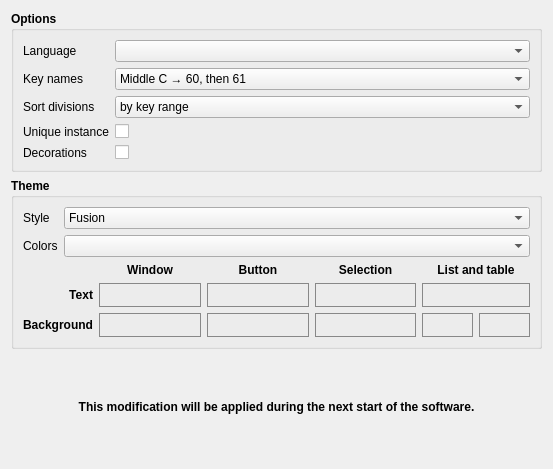
Qt form sources/context/interface/configsectioninterface.ui (davy7125/polyphone) before a commit.
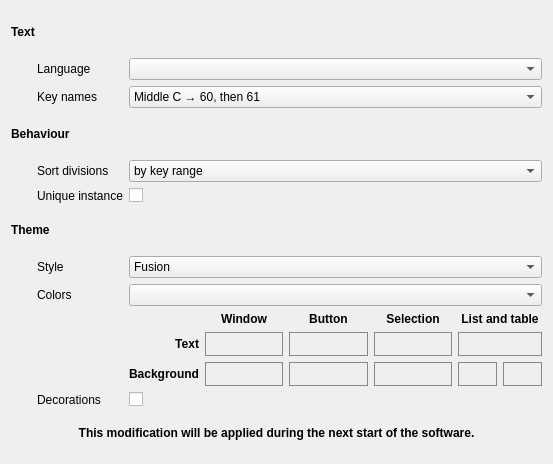
The same form after that commit.

```diff
--- a/sources/context/interface/configsectioninterface.ui
+++ b/sources/context/interface/configsectioninterface.ui
@@ -7,264 +7,100 @@
     <x>0</x>
     <y>0</y>
     <width>553</width>
-    <height>469</height>
+    <height>464</height>
    </rect>
   </property>
   <property name="windowTitle">
    <string notr="true">Form</string>
   </property>
-  <layout class="QVBoxLayout" name="verticalLayout">
-   <item>
-    <widget class="QGroupBox" name="groupBoxOptions">
+  <layout class="QGridLayout" name="gridLayout_3">
+   <item row="0" column="0" colspan="3">
+    <widget class="QLabel" name="labelSubTitle1">
      <property name="font">
       <font>
+       <weight>75</weight>
        <bold>true</bold>
       </font>
      </property>
-     <property name="title">
-      <string>Options</string>
-     </property>
-     <property name="flat">
-      <bool>true</bool>
-     </property>
-     <layout class="QGridLayout" name="gridLayout">
-      <item row="4" column="0">
-       <widget class="QLabel" name="label_3">
-        <property name="font">
-         <font>
-          <bold>false</bold>
-         </font>
-        </property>
         <property name="text">
-         <string>Decorations</string>
+      <string>Text</string>
         </property>
        </widget>
       </item>
-      <item row="0" column="0">
-       <widget class="QLabel" name="label_2">
-        <property name="font">
-         <font>
-          <bold>false</bold>
-         </font>
-        </property>
-        <property name="text">
-         <string>Language</string>
-        </property>
-       </widget>
-      </item>
-      <item row="1" column="0">
-       <widget class="QLabel" name="label_22">
-        <property name="maximumSize">
-         <size>
-          <width>150</width>
-          <height>16777215</height>
-         </size>
-        </property>
-        <property name="font">
-         <font>
-          <bold>false</bold>
-         </font>
-        </property>
-        <property name="text">
-         <string>Key names</string>
-        </property>
-       </widget>
-      </item>
-      <item row="0" column="1">
-       <widget class="QComboBox" name="comboLangue">
-        <property name="font">
-         <font>
-          <bold>false</bold>
-         </font>
-        </property>
-        <property name="currentIndex">
-         <number>-1</number>
-        </property>
-       </widget>
-      </item>
-      <item row="4" column="1">
-       <widget class="QCheckBox" name="checkDecorations">
-        <property name="font">
-         <font>
-          <bold>false</bold>
-         </font>
-        </property>
-        <property name="text">
-         <string/>
-        </property>
-       </widget>
-      </item>
-      <item row="2" column="1">
-       <widget class="QComboBox" name="comboSortDivisions">
+   <item row="9" column="2">
+    <widget class="QComboBox" name="comboColorTheme">
         <property name="sizePolicy">
          <sizepolicy hsizetype="Expanding" vsizetype="Fixed">
           <horstretch>0</horstretch>
           <verstretch>0</verstretch>
          </sizepolicy>
         </property>
-        <property name="font">
-         <font>
-          <bold>false</bold>
-         </font>
-        </property>
-        <item>
-         <property name="text">
-          <string>by key range</string>
-         </property>
-        </item>
-        <item>
-         <property name="text">
-          <string>by velocity range</string>
-         </property>
-        </item>
-        <item>
-         <property name="text">
-          <string>in alphabetical order</string>
-         </property>
-        </item>
-        <item>
-         <property name="text">
-          <string comment="speaking of the &quot;sort divisions&quot;">none</string>
-         </property>
-        </item>
-       </widget>
-      </item>
-      <item row="2" column="0">
-       <widget class="QLabel" name="label">
-        <property name="font">
-         <font>
-          <bold>false</bold>
-         </font>
-        </property>
-        <property name="text">
-         <string>Sort divisions</string>
-        </property>
-       </widget>
-      </item>
-      <item row="1" column="1">
-       <widget class="QComboBox" name="comboKeyName">
-        <property name="sizePolicy">
-         <sizepolicy hsizetype="Expanding" vsizetype="Fixed">
-          <horstretch>0</horstretch>
-          <verstretch>0</verstretch>
-         </sizepolicy>
-        </property>
-        <property name="font">
-         <font>
-          <bold>false</bold>
-         </font>
-        </property>
-        <item>
-         <property name="text">
-          <string>Middle C → 60, then 61</string>
-         </property>
-        </item>
-        <item>
-         <property name="text">
-          <string>Middle C → C3, then C♯3</string>
-         </property>
-        </item>
-        <item>
-         <property name="text">
-          <string>Middle C → C3, then D♭3</string>
-         </property>
-        </item>
-        <item>
-         <property name="text">
-          <string>Middle C → C4, then C♯4</string>
-         </property>
-        </item>
-        <item>
-         <property name="text">
-          <string>Middle C → C4, then D♭4</string>
-         </property>
-        </item>
-        <item>
-         <property name="text">
-          <string>Middle C → C5, then C♯5</string>
-         </property>
-        </item>
-        <item>
-         <property name="text">
-          <string>Middle C → C5, then D♭5</string>
-         </property>
-        </item>
-       </widget>
-      </item>
-      <item row="3" column="0">
+    </widget>
+   </item>
+   <item row="5" column="1">
        <widget class="QLabel" name="label_4">
-        <property name="font">
-         <font>
-          <bold>false</bold>
-         </font>
-        </property>
         <property name="text">
          <string>Unique instance</string>
         </property>
        </widget>
       </item>
-      <item row="3" column="1">
-       <widget class="QCheckBox" name="checkUniqueInstance">
+   <item row="12" column="0" colspan="3">
+    <widget class="QLabel" name="labelRestart">
         <property name="font">
          <font>
-          <bold>false</bold>
-         </font>
-        </property>
-        <property name="text">
-         <string/>
-        </property>
-       </widget>
-      </item>
-     </layout>
-    </widget>
-   </item>
-   <item>
-    <widget class="QGroupBox" name="groupBoxTheme">
-     <property name="font">
-      <font>
+       <weight>75</weight>
        <bold>true</bold>
       </font>
      </property>
-     <property name="title">
-      <string>Theme</string>
+     <property name="text">
+      <string>This modification will be applied during the next start of the software.</string>
      </property>
-     <property name="flat">
-      <bool>true</bool>
+     <property name="alignment">
+      <set>Qt::AlignCenter</set>
      </property>
-     <layout class="QGridLayout" name="gridLayout_2">
-      <item row="1" column="0">
+    </widget>
+   </item>
+   <item row="8" column="1">
+    <widget class="QLabel" name="label_6">
+     <property name="text">
+      <string>Style</string>
+     </property>
+    </widget>
+   </item>
+   <item row="9" column="1">
        <widget class="QLabel" name="labelColors">
-        <property name="font">
-         <font>
-          <bold>false</bold>
-         </font>
-        </property>
         <property name="text">
          <string>Colors</string>
         </property>
        </widget>
       </item>
-      <item row="1" column="1">
-       <widget class="QComboBox" name="comboColorTheme">
-        <property name="sizePolicy">
-         <sizepolicy hsizetype="Expanding" vsizetype="Fixed">
-          <horstretch>0</horstretch>
-          <verstretch>0</verstretch>
-         </sizepolicy>
-        </property>
+   <item row="5" column="2">
+    <widget class="QCheckBox" name="checkUniqueInstance">
+     <property name="text">
+      <string/>
+     </property>
+    </widget>
+   </item>
+   <item row="7" column="0" colspan="3">
+    <widget class="QLabel" name="labelSubTitle3">
         <property name="font">
          <font>
-          <bold>false</bold>
-         </font>
-        </property>
-       </widget>
-      </item>
-      <item row="2" column="0" colspan="2">
+       <weight>75</weight>
+       <bold>true</bold>
+      </font>
+     </property>
+     <property name="text">
+      <string>Theme</string>
+     </property>
+    </widget>
+   </item>
+   <item row="10" column="2">
        <layout class="QGridLayout" name="gridLayoutColors" columnstretch="0,2,2,2,1,1">
         <item row="1" column="0">
          <widget class="QLabel" name="labelColorText">
           <property name="font">
            <font>
+         <weight>75</weight>
             <bold>true</bold>
            </font>
           </property>
@@ -289,6 +125,7 @@
           </property>
           <property name="font">
            <font>
+         <weight>50</weight>
             <bold>false</bold>
            </font>
           </property>
@@ -341,6 +178,7 @@
          <widget class="QLabel" name="labelColorWindow">
           <property name="font">
            <font>
+         <weight>75</weight>
             <bold>true</bold>
            </font>
           </property>
@@ -440,6 +278,7 @@
          <widget class="QLabel" name="labelColorButton">
           <property name="font">
            <font>
+         <weight>75</weight>
             <bold>true</bold>
            </font>
           </property>
@@ -455,6 +294,7 @@
          <widget class="QLabel" name="labelColorBackground">
           <property name="font">
            <font>
+         <weight>75</weight>
             <bold>true</bold>
            </font>
           </property>
@@ -501,6 +341,7 @@
          <widget class="QLabel" name="labelColorSelection">
           <property name="font">
            <font>
+         <weight>75</weight>
             <bold>true</bold>
            </font>
           </property>
@@ -550,6 +391,7 @@
           </property>
           <property name="font">
            <font>
+         <weight>50</weight>
             <bold>false</bold>
            </font>
           </property>
@@ -574,6 +416,7 @@
          <widget class="QLabel" name="labelColorList">
           <property name="font">
            <font>
+         <weight>75</weight>
             <bold>true</bold>
            </font>
           </property>
@@ -595,6 +438,7 @@
           </property>
           <property name="font">
            <font>
+         <weight>50</weight>
             <bold>false</bold>
            </font>
           </property>
@@ -617,25 +461,24 @@
         </item>
        </layout>
       </item>
-      <item row="0" column="0">
-       <widget class="QLabel" name="label_6">
-        <property name="font">
-         <font>
-          <bold>false</bold>
-         </font>
-        </property>
-        <property name="text">
-         <string>Style</string>
-        </property>
-       </widget>
-      </item>
-      <item row="0" column="1">
+   <item row="1" column="0">
+    <spacer name="horizontalSpacer">
+     <property name="orientation">
+      <enum>Qt::Horizontal</enum>
+     </property>
+     <property name="sizeType">
+      <enum>QSizePolicy::Fixed</enum>
+     </property>
+     <property name="sizeHint" stdset="0">
+      <size>
+       <width>20</width>
+       <height>20</height>
+      </size>
+     </property>
+    </spacer>
+   </item>
+   <item row="8" column="2">
        <widget class="QComboBox" name="comboStyle">
-        <property name="font">
-         <font>
-          <bold>false</bold>
-         </font>
-        </property>
         <item>
          <property name="text">
           <string notr="true">Fusion</string>
@@ -643,21 +486,139 @@
         </item>
        </widget>
       </item>
-     </layout>
+   <item row="11" column="2">
+    <widget class="QCheckBox" name="checkDecorations">
+     <property name="text">
+      <string/>
+     </property>
     </widget>
    </item>
+   <item row="2" column="1">
+    <widget class="QLabel" name="label_22">
+     <property name="maximumSize">
+      <size>
+       <width>150</width>
+       <height>16777215</height>
+      </size>
+     </property>
+     <property name="text">
+      <string>Key names</string>
+     </property>
+    </widget>
+   </item>
+   <item row="11" column="1">
+    <widget class="QLabel" name="label_3">
+     <property name="text">
+      <string>Decorations</string>
+     </property>
+    </widget>
+   </item>
+   <item row="4" column="2">
+    <widget class="QComboBox" name="comboSortDivisions">
+     <property name="sizePolicy">
+      <sizepolicy hsizetype="Expanding" vsizetype="Fixed">
+       <horstretch>0</horstretch>
+       <verstretch>0</verstretch>
+      </sizepolicy>
+     </property>
    <item>
-    <widget class="QLabel" name="labelRestart">
+      <property name="text">
+       <string>by key range</string>
+      </property>
+     </item>
+     <item>
+      <property name="text">
+       <string>by velocity range</string>
+      </property>
+     </item>
+     <item>
+      <property name="text">
+       <string>in alphabetical order</string>
+      </property>
+     </item>
+     <item>
+      <property name="text">
+       <string comment="speaking of the &quot;sort divisions&quot;">none</string>
+      </property>
+     </item>
+    </widget>
+   </item>
+   <item row="1" column="1">
+    <widget class="QLabel" name="label_2">
+     <property name="text">
+      <string>Language</string>
+     </property>
+    </widget>
+   </item>
+   <item row="4" column="1">
+    <widget class="QLabel" name="label">
+     <property name="text">
+      <string>Sort divisions</string>
+     </property>
+    </widget>
+   </item>
+   <item row="1" column="2">
+    <widget class="QComboBox" name="comboLangue">
+     <property name="currentIndex">
+      <number>-1</number>
+     </property>
+    </widget>
+   </item>
+   <item row="2" column="2">
+    <widget class="QComboBox" name="comboKeyName">
+     <property name="sizePolicy">
+      <sizepolicy hsizetype="Expanding" vsizetype="Fixed">
+       <horstretch>0</horstretch>
+       <verstretch>0</verstretch>
+      </sizepolicy>
+     </property>
+     <item>
+      <property name="text">
+       <string>Middle C → 60, then 61</string>
+      </property>
+     </item>
+     <item>
+      <property name="text">
+       <string>Middle C → C3, then C♯3</string>
+      </property>
+     </item>
+     <item>
+      <property name="text">
+       <string>Middle C → C3, then D♭3</string>
+      </property>
+     </item>
+     <item>
+      <property name="text">
+       <string>Middle C → C4, then C♯4</string>
+      </property>
+     </item>
+     <item>
+      <property name="text">
+       <string>Middle C → C4, then D♭4</string>
+      </property>
+     </item>
+     <item>
+      <property name="text">
+       <string>Middle C → C5, then C♯5</string>
+      </property>
+     </item>
+     <item>
+      <property name="text">
+       <string>Middle C → C5, then D♭5</string>
+      </property>
+     </item>
+    </widget>
+   </item>
+   <item row="3" column="0" colspan="3">
+    <widget class="QLabel" name="labelSubTitle2">
      <property name="font">
       <font>
+       <weight>75</weight>
        <bold>true</bold>
       </font>
      </property>
      <property name="text">
-      <string>This modification will be applied during the next start of the software.</string>
-     </property>
-     <property name="alignment">
-      <set>Qt::AlignCenter</set>
+      <string>Behaviour</string>
      </property>
     </widget>
    </item>
```
Lines whose indentation alone changed are shown as unchanged.
